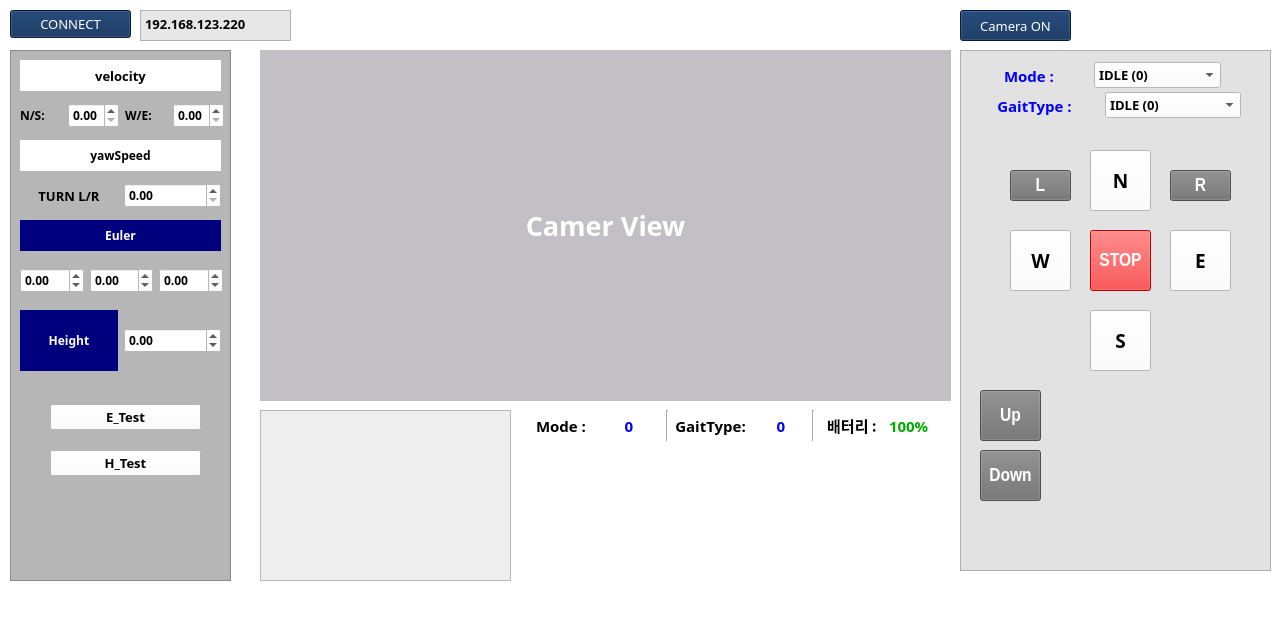
Old version of the form control_gui.ui in the repository sohyeonAhn/unitree_rob_py.
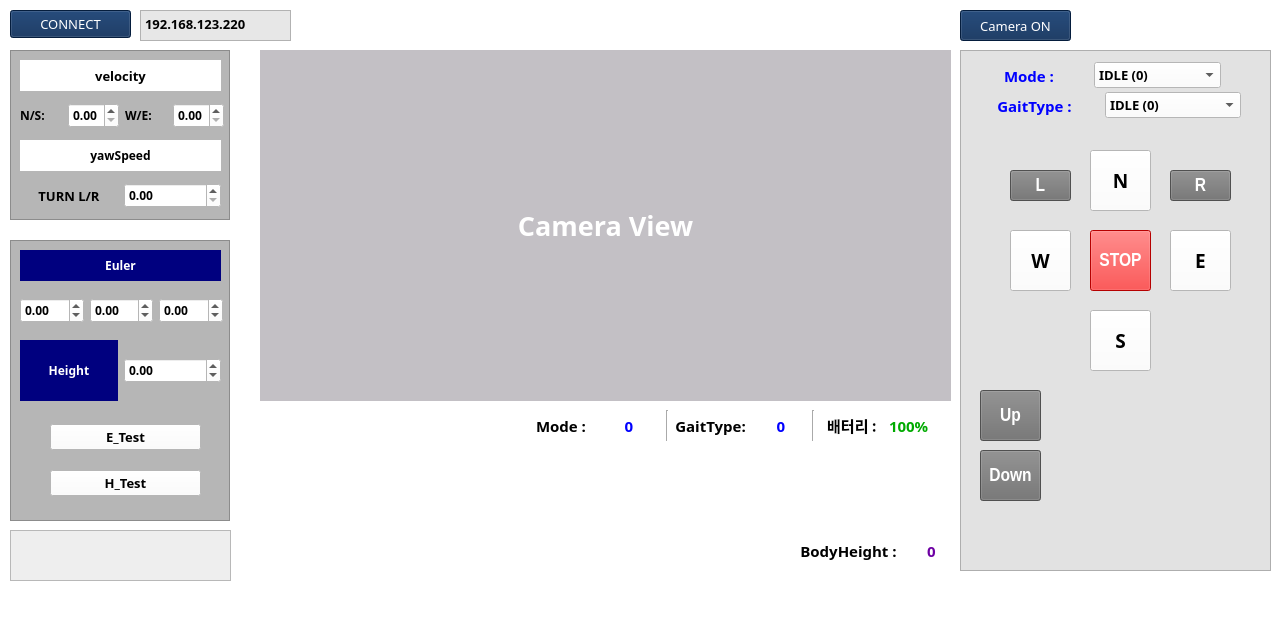
New version of the form.

Commit message: mode gaitType 변환 성공

Diff of the .ui file:
```diff
--- a/control_gui.ui
+++ b/control_gui.ui
@@ -53,8 +53,8 @@
      <rect>
       <x>10</x>
       <y>50</y>
-      <width>221</width>
-      <height>531</height>
+      <width>220</width>
+      <height>170</height>
      </rect>
     </property>
     <property name="styleSheet">
@@ -273,222 +273,6 @@
       </item>
      </layout>
     </widget>
-    <widget class="QLabel" name="label_6">
-     <property name="geometry">
-      <rect>
-       <x>10</x>
-       <y>170</y>
-       <width>201</width>
-       <height>31</height>
-      </rect>
-     </property>
-     <property name="font">
-      <font>
-       <family>에스코어 드림 6 Bold</family>
-       <weight>75</weight>
-       <bold>true</bold>
-      </font>
-     </property>
-     <property name="styleSheet">
-      <string notr="true">background-color: rgb(0, 0, 127);
-color: rgb(255, 255, 255);</string>
-     </property>
-     <property name="text">
-      <string>Euler</string>
-     </property>
-     <property name="alignment">
-      <set>Qt::AlignCenter</set>
-     </property>
-    </widget>
-    <widget class="QWidget" name="horizontalLayoutWidget_5">
-     <property name="geometry">
-      <rect>
-       <x>10</x>
-       <y>210</y>
-       <width>203</width>
-       <height>41</height>
-      </rect>
-     </property>
-     <layout class="QHBoxLayout" name="horizontalLayout_6">
-      <item>
-       <widget class="QDoubleSpinBox" name="input_euler_0">
-        <property name="font">
-         <font>
-          <family>에스코어 드림 6 Bold</family>
-          <pointsize>9</pointsize>
-          <weight>75</weight>
-          <bold>true</bold>
-         </font>
-        </property>
-        <property name="styleSheet">
-         <string notr="true">background-color: rgb(255, 255, 255);</string>
-        </property>
-        <property name="minimum">
-         <double>-1.000000000000000</double>
-        </property>
-        <property name="maximum">
-         <double>1.000000000000000</double>
-        </property>
-        <property name="singleStep">
-         <double>0.100000000000000</double>
-        </property>
-       </widget>
-      </item>
-      <item>
-       <widget class="QDoubleSpinBox" name="input_euler_1">
-        <property name="font">
-         <font>
-          <family>에스코어 드림 6 Bold</family>
-          <pointsize>9</pointsize>
-          <weight>75</weight>
-          <bold>true</bold>
-         </font>
-        </property>
-        <property name="styleSheet">
-         <string notr="true">background-color: rgb(255, 255, 255);</string>
-        </property>
-        <property name="minimum">
-         <double>-1.000000000000000</double>
-        </property>
-        <property name="maximum">
-         <double>1.000000000000000</double>
-        </property>
-        <property name="singleStep">
-         <double>0.100000000000000</double>
-        </property>
-       </widget>
-      </item>
-      <item>
-       <widget class="QDoubleSpinBox" name="input_euler_2">
-        <property name="font">
-         <font>
-          <family>에스코어 드림 6 Bold</family>
-          <pointsize>9</pointsize>
-          <weight>75</weight>
-          <bold>true</bold>
-         </font>
-        </property>
-        <property name="styleSheet">
-         <string notr="true">background-color: rgb(255, 255, 255);</string>
-        </property>
-        <property name="minimum">
-         <double>-1.000000000000000</double>
-        </property>
-        <property name="maximum">
-         <double>1.000000000000000</double>
-        </property>
-        <property name="singleStep">
-         <double>0.100000000000000</double>
-        </property>
-       </widget>
-      </item>
-     </layout>
-    </widget>
-    <widget class="QWidget" name="horizontalLayoutWidget_6">
-     <property name="geometry">
-      <rect>
-       <x>10</x>
-       <y>260</y>
-       <width>201</width>
-       <height>61</height>
-      </rect>
-     </property>
-     <layout class="QHBoxLayout" name="horizontalLayout_7">
-      <item>
-       <widget class="QLabel" name="label_7">
-        <property name="font">
-         <font>
-          <family>에스코어 드림 6 Bold</family>
-          <weight>75</weight>
-          <bold>true</bold>
-         </font>
-        </property>
-        <property name="styleSheet">
-         <string notr="true">background-color: rgb(0, 0, 127);
-color: rgb(255, 255, 255);</string>
-        </property>
-        <property name="text">
-         <string>Height</string>
-        </property>
-        <property name="alignment">
-         <set>Qt::AlignCenter</set>
-        </property>
-       </widget>
-      </item>
-      <item>
-       <widget class="QDoubleSpinBox" name="input_height">
-        <property name="font">
-         <font>
-          <family>에스코어 드림 6 Bold</family>
-          <pointsize>9</pointsize>
-          <weight>75</weight>
-          <bold>true</bold>
-         </font>
-        </property>
-        <property name="styleSheet">
-         <string notr="true">background-color: rgb(255, 255, 255);</string>
-        </property>
-        <property name="minimum">
-         <double>-1.000000000000000</double>
-        </property>
-        <property name="maximum">
-         <double>1.000000000000000</double>
-        </property>
-        <property name="singleStep">
-         <double>0.100000000000000</double>
-        </property>
-       </widget>
-      </item>
-     </layout>
-    </widget>
-    <widget class="QWidget" name="verticalLayoutWidget">
-     <property name="geometry">
-      <rect>
-       <x>40</x>
-       <y>340</y>
-       <width>151</width>
-       <height>101</height>
-      </rect>
-     </property>
-     <layout class="QVBoxLayout" name="verticalLayout">
-      <item>
-       <widget class="QPushButton" name="euler_btn">
-        <property name="font">
-         <font>
-          <family>에스코어 드림 6 Bold</family>
-          <pointsize>10</pointsize>
-          <weight>75</weight>
-          <bold>true</bold>
-         </font>
-        </property>
-        <property name="styleSheet">
-         <string notr="true">background-color: rgb(255, 255, 255);</string>
-        </property>
-        <property name="text">
-         <string>E_Test</string>
-        </property>
-       </widget>
-      </item>
-      <item>
-       <widget class="QPushButton" name="height_btn">
-        <property name="font">
-         <font>
-          <family>에스코어 드림 6 Bold</family>
-          <pointsize>10</pointsize>
-          <weight>75</weight>
-          <bold>true</bold>
-         </font>
-        </property>
-        <property name="styleSheet">
-         <string notr="true">background-color: rgb(255, 255, 255);</string>
-        </property>
-        <property name="text">
-         <string>H_Test</string>
-        </property>
-       </widget>
-      </item>
-     </layout>
-    </widget>
    </widget>
    <widget class="QFrame" name="frame_2">
     <property name="geometry">
@@ -933,7 +717,7 @@
 color: rgb(255, 255, 255);</string>
     </property>
     <property name="text">
-     <string>Camer View</string>
+     <string>Camera View</string>
     </property>
     <property name="alignment">
      <set>Qt::AlignCenter</set>
@@ -942,10 +726,10 @@
    <widget class="QTextBrowser" name="highstate_textBrowser">
     <property name="geometry">
      <rect>
-      <x>260</x>
-      <y>410</y>
-      <width>251</width>
-      <height>171</height>
+      <x>10</x>
+      <y>530</y>
+      <width>221</width>
+      <height>51</height>
      </rect>
     </property>
     <property name="font">
@@ -1135,6 +919,295 @@
      </item>
     </layout>
    </widget>
+   <widget class="QFrame" name="frame_3">
+    <property name="geometry">
+     <rect>
+      <x>10</x>
+      <y>240</y>
+      <width>220</width>
+      <height>281</height>
+     </rect>
+    </property>
+    <property name="styleSheet">
+     <string notr="true">background:rgb(182, 182, 182)</string>
+    </property>
+    <property name="frameShape">
+     <enum>QFrame::StyledPanel</enum>
+    </property>
+    <property name="frameShadow">
+     <enum>QFrame::Raised</enum>
+    </property>
+    <widget class="QLabel" name="label_6">
+     <property name="geometry">
+      <rect>
+       <x>10</x>
+       <y>10</y>
+       <width>201</width>
+       <height>31</height>
+      </rect>
+     </property>
+     <property name="font">
+      <font>
+       <family>에스코어 드림 6 Bold</family>
+       <weight>75</weight>
+       <bold>true</bold>
+      </font>
+     </property>
+     <property name="styleSheet">
+      <string notr="true">background-color: rgb(0, 0, 127);
+color: rgb(255, 255, 255);</string>
+     </property>
+     <property name="text">
+      <string>Euler</string>
+     </property>
+     <property name="alignment">
+      <set>Qt::AlignCenter</set>
+     </property>
+    </widget>
+    <widget class="QWidget" name="horizontalLayoutWidget_5">
+     <property name="geometry">
+      <rect>
+       <x>10</x>
+       <y>50</y>
+       <width>203</width>
+       <height>41</height>
+      </rect>
+     </property>
+     <layout class="QHBoxLayout" name="horizontalLayout_6">
+      <item>
+       <widget class="QDoubleSpinBox" name="input_euler_0">
+        <property name="font">
+         <font>
+          <family>에스코어 드림 6 Bold</family>
+          <pointsize>9</pointsize>
+          <weight>75</weight>
+          <bold>true</bold>
+         </font>
+        </property>
+        <property name="styleSheet">
+         <string notr="true">background-color: rgb(255, 255, 255);</string>
+        </property>
+        <property name="minimum">
+         <double>-1.000000000000000</double>
+        </property>
+        <property name="maximum">
+         <double>1.000000000000000</double>
+        </property>
+        <property name="singleStep">
+         <double>0.100000000000000</double>
+        </property>
+       </widget>
+      </item>
+      <item>
+       <widget class="QDoubleSpinBox" name="input_euler_1">
+        <property name="font">
+         <font>
+          <family>에스코어 드림 6 Bold</family>
+          <pointsize>9</pointsize>
+          <weight>75</weight>
+          <bold>true</bold>
+         </font>
+        </property>
+        <property name="styleSheet">
+         <string notr="true">background-color: rgb(255, 255, 255);</string>
+        </property>
+        <property name="minimum">
+         <double>-1.000000000000000</double>
+        </property>
+        <property name="maximum">
+         <double>1.000000000000000</double>
+        </property>
+        <property name="singleStep">
+         <double>0.100000000000000</double>
+        </property>
+       </widget>
+      </item>
+      <item>
+       <widget class="QDoubleSpinBox" name="input_euler_2">
+        <property name="font">
+         <font>
+          <family>에스코어 드림 6 Bold</family>
+          <pointsize>9</pointsize>
+          <weight>75</weight>
+          <bold>true</bold>
+         </font>
+        </property>
+        <property name="styleSheet">
+         <string notr="true">background-color: rgb(255, 255, 255);</string>
+        </property>
+        <property name="minimum">
+         <double>-1.000000000000000</double>
+        </property>
+        <property name="maximum">
+         <double>1.000000000000000</double>
+        </property>
+        <property name="singleStep">
+         <double>0.100000000000000</double>
+        </property>
+       </widget>
+      </item>
+     </layout>
+    </widget>
+    <widget class="QWidget" name="horizontalLayoutWidget_6">
+     <property name="geometry">
+      <rect>
+       <x>10</x>
+       <y>100</y>
+       <width>201</width>
+       <height>61</height>
+      </rect>
+     </property>
+     <layout class="QHBoxLayout" name="horizontalLayout_7">
+      <item>
+       <widget class="QLabel" name="label_7">
+        <property name="font">
+         <font>
+          <family>에스코어 드림 6 Bold</family>
+          <weight>75</weight>
+          <bold>true</bold>
+         </font>
+        </property>
+        <property name="styleSheet">
+         <string notr="true">background-color: rgb(0, 0, 127);
+color: rgb(255, 255, 255);</string>
+        </property>
+        <property name="text">
+         <string>Height</string>
+        </property>
+        <property name="alignment">
+         <set>Qt::AlignCenter</set>
+        </property>
+       </widget>
+      </item>
+      <item>
+       <widget class="QDoubleSpinBox" name="input_height">
+        <property name="font">
+         <font>
+          <family>에스코어 드림 6 Bold</family>
+          <pointsize>9</pointsize>
+          <weight>75</weight>
+          <bold>true</bold>
+         </font>
+        </property>
+        <property name="styleSheet">
+         <string notr="true">background-color: rgb(255, 255, 255);</string>
+        </property>
+        <property name="minimum">
+         <double>-1.000000000000000</double>
+        </property>
+        <property name="maximum">
+         <double>1.000000000000000</double>
+        </property>
+        <property name="singleStep">
+         <double>0.100000000000000</double>
+        </property>
+       </widget>
+      </item>
+     </layout>
+    </widget>
+    <widget class="QWidget" name="verticalLayoutWidget">
+     <property name="geometry">
+      <rect>
+       <x>40</x>
+       <y>170</y>
+       <width>151</width>
+       <height>101</height>
+      </rect>
+     </property>
+     <layout class="QVBoxLayout" name="verticalLayout">
+      <item>
+       <widget class="QPushButton" name="euler_btn">
+        <property name="font">
+         <font>
+          <family>에스코어 드림 6 Bold</family>
+          <pointsize>10</pointsize>
+          <weight>75</weight>
+          <bold>true</bold>
+         </font>
+        </property>
+        <property name="styleSheet">
+         <string notr="true">background-color: rgb(255, 255, 255);</string>
+        </property>
+        <property name="text">
+         <string>E_Test</string>
+        </property>
+       </widget>
+      </item>
+      <item>
+       <widget class="QPushButton" name="height_btn">
+        <property name="font">
+         <font>
+          <family>에스코어 드림 6 Bold</family>
+          <pointsize>10</pointsize>
+          <weight>75</weight>
+          <bold>true</bold>
+         </font>
+        </property>
+        <property name="styleSheet">
+         <string notr="true">background-color: rgb(255, 255, 255);</string>
+        </property>
+        <property name="text">
+         <string>H_Test</string>
+        </property>
+       </widget>
+      </item>
+     </layout>
+    </widget>
+   </widget>
+   <widget class="QWidget" name="horizontalLayoutWidget_20">
+    <property name="geometry">
+     <rect>
+      <x>800</x>
+      <y>530</y>
+      <width>160</width>
+      <height>41</height>
+     </rect>
+    </property>
+    <layout class="QHBoxLayout" name="horizontalLayout_23">
+     <item>
+      <widget class="QLabel" name="label_26">
+       <property name="font">
+        <font>
+         <family>에스코어 드림 6 Bold</family>
+         <pointsize>11</pointsize>
+         <weight>75</weight>
+         <bold>true</bold>
+        </font>
+       </property>
+       <property name="styleSheet">
+        <string notr="true">color: rgb(0, 0, 0);</string>
+       </property>
+       <property name="text">
+        <string>BodyHeight :</string>
+       </property>
+       <property name="alignment">
+        <set>Qt::AlignCenter</set>
+       </property>
+      </widget>
+     </item>
+     <item>
+      <widget class="QLabel" name="bodyheight_label">
+       <property name="font">
+        <font>
+         <family>에스코어 드림 6 Bold</family>
+         <pointsize>11</pointsize>
+         <weight>75</weight>
+         <bold>true</bold>
+        </font>
+       </property>
+       <property name="styleSheet">
+        <string notr="true">color: rgb(109, 0, 163);</string>
+       </property>
+       <property name="text">
+        <string>0</string>
+       </property>
+       <property name="alignment">
+        <set>Qt::AlignCenter</set>
+       </property>
+      </widget>
+     </item>
+    </layout>
+   </widget>
    <zorder>frame_2</zorder>
    <zorder>connect_btn</zorder>
    <zorder>frame</zorder>
```
Left out of the diff: 4 changed lines with no effect on the pictures. The commit also changes 2 other files.
